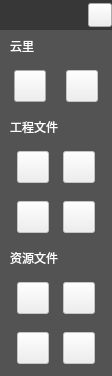
leoxxw/myshotcut, file src/MyWidgets/loginwidget.ui: the form before one commit.
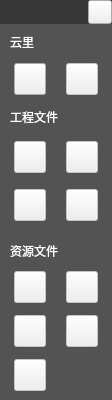
The form after the commit. Icons and pictures are not drawn.

The edit to the form file:
```diff
--- a/src/MyWidgets/loginwidget.ui
+++ b/src/MyWidgets/loginwidget.ui
@@ -7,7 +7,7 @@
     <x>0</x>
     <y>0</y>
     <width>112</width>
-    <height>376</height>
+    <height>400</height>
    </rect>
   </property>
   <property name="maximumSize">
@@ -37,10 +37,16 @@
    </property>
    <item>
     <widget class="QWidget" name="widget" native="true">
+     <property name="minimumSize">
+      <size>
+       <width>0</width>
+       <height>24</height>
+      </size>
+     </property>
      <property name="maximumSize">
       <size>
        <width>200</width>
-       <height>30</height>
+       <height>24</height>
       </size>
      </property>
      <property name="styleSheet">
@@ -77,6 +83,12 @@
       </item>
       <item>
        <widget class="QPushButton" name="pushButton_close">
+        <property name="minimumSize">
+         <size>
+          <width>24</width>
+          <height>24</height>
+         </size>
+        </property>
         <property name="maximumSize">
          <size>
           <width>24</width>
@@ -143,16 +155,34 @@
          </property>
          <item>
           <widget class="QWidget" name="widget_6" native="true">
+           <property name="minimumSize">
+            <size>
+             <width>0</width>
+             <height>25</height>
+            </size>
+           </property>
            <property name="maximumSize">
             <size>
              <width>16777215</width>
-             <height>30</height>
+             <height>25</height>
             </size>
            </property>
            <layout class="QHBoxLayout" name="horizontalLayout_2">
+            <property name="spacing">
+             <number>0</number>
+            </property>
             <property name="leftMargin">
              <number>10</number>
             </property>
+            <property name="topMargin">
+             <number>0</number>
+            </property>
+            <property name="rightMargin">
+             <number>0</number>
+            </property>
+            <property name="bottomMargin">
+             <number>0</number>
+            </property>
             <item>
              <widget class="QLabel" name="label">
               <property name="styleSheet">
@@ -186,22 +216,28 @@
            <property name="minimumSize">
             <size>
              <width>0</width>
-             <height>50</height>
+             <height>40</height>
             </size>
            </property>
            <property name="maximumSize">
             <size>
              <width>16777215</width>
-             <height>50</height>
+             <height>40</height>
             </size>
            </property>
            <layout class="QHBoxLayout" name="horizontalLayout_3">
             <property name="leftMargin">
              <number>0</number>
             </property>
+            <property name="topMargin">
+             <number>0</number>
+            </property>
             <property name="rightMargin">
              <number>0</number>
             </property>
+            <property name="bottomMargin">
+             <number>0</number>
+            </property>
             <item>
              <widget class="QPushButton" name="pushButton_login">
               <property name="enabled">
@@ -263,7 +299,7 @@
         <property name="minimumSize">
          <size>
           <width>0</width>
-          <height>130</height>
+          <height>0</height>
          </size>
         </property>
         <property name="maximumSize">
@@ -290,10 +326,16 @@
          </property>
          <item>
           <widget class="QWidget" name="widget_8" native="true">
+           <property name="minimumSize">
+            <size>
+             <width>0</width>
+             <height>25</height>
+            </size>
+           </property>
            <property name="maximumSize">
             <size>
              <width>16777215</width>
-             <height>30</height>
+             <height>25</height>
             </size>
            </property>
            <layout class="QHBoxLayout" name="horizontalLayout_4">
@@ -360,10 +402,16 @@
             </property>
             <item>
              <widget class="QWidget" name="widget_10" native="true">
+              <property name="minimumSize">
+               <size>
+                <width>0</width>
+                <height>40</height>
+               </size>
+              </property>
               <property name="maximumSize">
                <size>
                 <width>16777215</width>
-                <height>50</height>
+                <height>40</height>
                </size>
               </property>
               <property name="toolTip">
@@ -373,6 +421,18 @@
                <string/>
               </property>
               <layout class="QHBoxLayout" name="horizontalLayout_5">
+               <property name="leftMargin">
+                <number>0</number>
+               </property>
+               <property name="topMargin">
+                <number>0</number>
+               </property>
+               <property name="rightMargin">
+                <number>0</number>
+               </property>
+               <property name="bottomMargin">
+                <number>0</number>
+               </property>
                <item>
                 <widget class="QPushButton" name="pushButton_open">
                  <property name="enabled">
@@ -431,13 +491,31 @@
             </item>
             <item>
              <widget class="QWidget" name="widget_11" native="true">
+              <property name="minimumSize">
+               <size>
+                <width>0</width>
+                <height>40</height>
+               </size>
+              </property>
               <property name="maximumSize">
                <size>
                 <width>16777215</width>
-                <height>50</height>
+                <height>40</height>
                </size>
               </property>
               <layout class="QHBoxLayout" name="horizontalLayout_6">
+               <property name="leftMargin">
+                <number>0</number>
+               </property>
+               <property name="topMargin">
+                <number>0</number>
+               </property>
+               <property name="rightMargin">
+                <number>0</number>
+               </property>
+               <property name="bottomMargin">
+                <number>0</number>
+               </property>
                <item>
                 <widget class="QPushButton" name="pushButton_save">
                  <property name="enabled">
@@ -503,13 +581,13 @@
         <property name="minimumSize">
          <size>
           <width>0</width>
-          <height>130</height>
+          <height>0</height>
          </size>
         </property>
         <property name="maximumSize">
          <size>
           <width>16777215</width>
-          <height>130</height>
+          <height>180</height>
          </size>
         </property>
         <layout class="QVBoxLayout" name="verticalLayout_5">
@@ -530,6 +608,18 @@
          </property>
          <item>
           <widget class="QWidget" name="widget_14" native="true">
+           <property name="minimumSize">
+            <size>
+             <width>0</width>
+             <height>25</height>
+            </size>
+           </property>
+           <property name="maximumSize">
+            <size>
+             <width>16777215</width>
+             <height>25</height>
+            </size>
+           </property>
            <layout class="QHBoxLayout" name="horizontalLayout_9">
             <property name="spacing">
              <number>0</number>
@@ -576,13 +666,31 @@
          </item>
          <item>
           <widget class="QWidget" name="widget_12" native="true">
+           <property name="minimumSize">
+            <size>
+             <width>0</width>
+             <height>40</height>
+            </size>
+           </property>
            <property name="maximumSize">
             <size>
              <width>16777215</width>
-             <height>16777215</height>
+             <height>40</height>
             </size>
            </property>
            <layout class="QHBoxLayout" name="horizontalLayout_7">
+            <property name="leftMargin">
+             <number>0</number>
+            </property>
+            <property name="topMargin">
+             <number>0</number>
+            </property>
+            <property name="rightMargin">
+             <number>0</number>
+            </property>
+            <property name="bottomMargin">
+             <number>0</number>
+            </property>
             <item>
              <widget class="QPushButton" name="pushButton_openvideo">
               <property name="enabled">
@@ -652,13 +760,31 @@
          </item>
          <item>
           <widget class="QWidget" name="widget_13" native="true">
+           <property name="minimumSize">
+            <size>
+             <width>0</width>
+             <height>40</height>
+            </size>
+           </property>
            <property name="maximumSize">
             <size>
              <width>16777215</width>
-             <height>16777215</height>
+             <height>40</height>
             </size>
            </property>
            <layout class="QHBoxLayout" name="horizontalLayout_8">
+            <property name="leftMargin">
+             <number>0</number>
+            </property>
+            <property name="topMargin">
+             <number>0</number>
+            </property>
+            <property name="rightMargin">
+             <number>0</number>
+            </property>
+            <property name="bottomMargin">
+             <number>0</number>
+            </property>
             <item>
              <widget class="QPushButton" name="pushButton_sendvideo">
               <property name="enabled">
@@ -726,6 +852,60 @@
            </layout>
           </widget>
          </item>
+         <item>
+          <widget class="QWidget" name="widget_15" native="true">
+           <property name="minimumSize">
+            <size>
+             <width>0</width>
+             <height>40</height>
+            </size>
+           </property>
+           <property name="maximumSize">
+            <size>
+             <width>16777215</width>
+             <height>40</height>
+            </size>
+           </property>
+           <widget class="QPushButton" name="pushButton_search">
+            <property name="enabled">
+             <bool>false</bool>
+            </property>
+            <property name="geometry">
+             <rect>
+              <x>14</x>
+              <y>4</y>
+              <width>32</width>
+              <height>32</height>
+             </rect>
+            </property>
+            <property name="minimumSize">
+             <size>
+              <width>32</width>
+              <height>32</height>
+             </size>
+            </property>
+            <property name="maximumSize">
+             <size>
+              <width>32</width>
+              <height>32</height>
+             </size>
+            </property>
+            <property name="toolTip">
+             <string>搜索资源</string>
+            </property>
+            <property name="styleSheet">
+             <string notr="true">QPushButton#pushButton_search{border-image: url(:/Resource/PNG/icon_search01.png);}
+QPushButton#pushButton_search:hover{border-image: url(:/Resource/PNG/icon_search02.png);}
+QPushButton#pushButton_search:pressed{border-image: url(:/Resource/PNG/icon_search02.png);}
+QPushButton#pushButton_search:disabled{border-image: url(:/Resource/PNG/icon_search04.png);}
+</string>
+            </property>
+            <property name="text">
+             <string/>
+            </property>
+           </widget>
+          </widget>
+         </item>
         </layout>
        </widget>
       </item>
```
